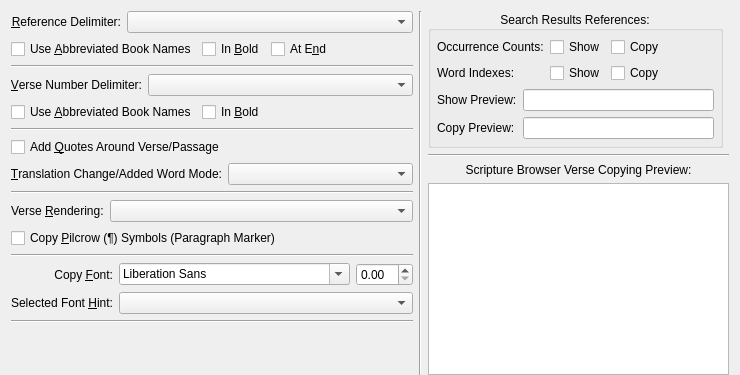
Old version of the form programs/KJVCanOpener/ConfigCopyOptions.ui in the repository dewhisna/KingJamesPureBibleSearch.
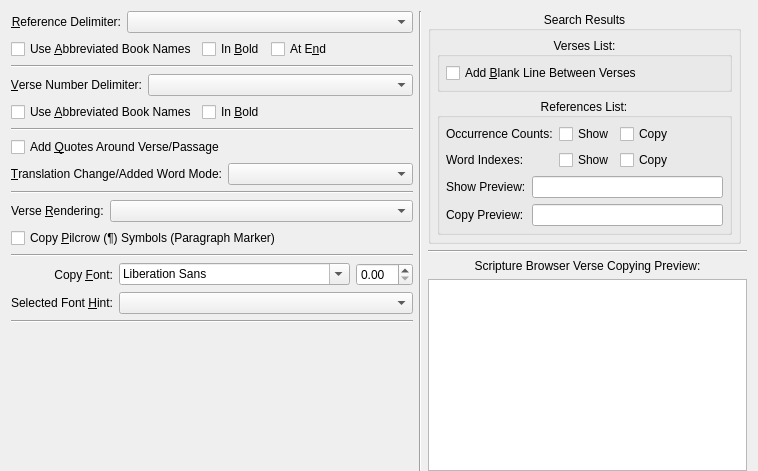
New version of the form. Custom widgets are drawn as their Qt base class.

Commit message: Added Copy Option to add an extra blank line between verses when copying Search Results.

```diff
--- a/programs/KJVCanOpener/ConfigCopyOptions.ui
+++ b/programs/KJVCanOpener/ConfigCopyOptions.ui
@@ -27,7 +27,7 @@
   <property name="windowTitle">
    <string>Scripture Browser Copy Options</string>
   </property>
-  <layout class="QGridLayout" name="gridLayout_3">
+  <layout class="QGridLayout" name="gridLayout_5">
    <property name="bottomMargin">
     <number>0</number>
    </property>
@@ -342,9 +342,43 @@
     </widget>
    </item>
    <item row="0" column="2">
+    <widget class="QGroupBox" name="groupBoxSearchResults">
+     <property name="title">
+      <string>Search Results</string>
+     </property>
+     <property name="alignment">
+      <set>Qt::AlignCenter</set>
+     </property>
+     <layout class="QGridLayout" name="gridLayout_4">
+      <property name="margin">
+       <number>6</number>
+      </property>
+      <item row="0" column="0">
+       <widget class="QGroupBox" name="groupBoxSearchResultsVerses">
+        <property name="title">
+         <string>Verses List:</string>
+        </property>
+        <property name="alignment">
+         <set>Qt::AlignCenter</set>
+        </property>
+        <layout class="QGridLayout" name="gridLayout_3">
+         <property name="margin">
+          <number>6</number>
+         </property>
+         <item row="0" column="0">
+          <widget class="QCheckBox" name="checkBoxSearchResultsAddBlankLineBetweenVerses">
+           <property name="text">
+            <string>Add &amp;Blank Line Between Verses</string>
+           </property>
+          </widget>
+         </item>
+        </layout>
+       </widget>
+      </item>
+      <item row="1" column="0">
     <widget class="QGroupBox" name="groupBoxSearchResultsRefs">
      <property name="title">
-      <string>Search Results References:</string>
+         <string>References List:</string>
      </property>
      <property name="alignment">
       <set>Qt::AlignCenter</set>
@@ -461,6 +495,9 @@
      </layout>
     </widget>
    </item>
+     </layout>
+    </widget>
+   </item>
    <item row="0" column="3">
     <spacer name="horizontalSpacer_5">
      <property name="orientation">
```
Left out of the diff: 12 changed lines with no effect on the pictures. Lines whose indentation alone changed are shown as unchanged. The commit also changes 6 other files.
